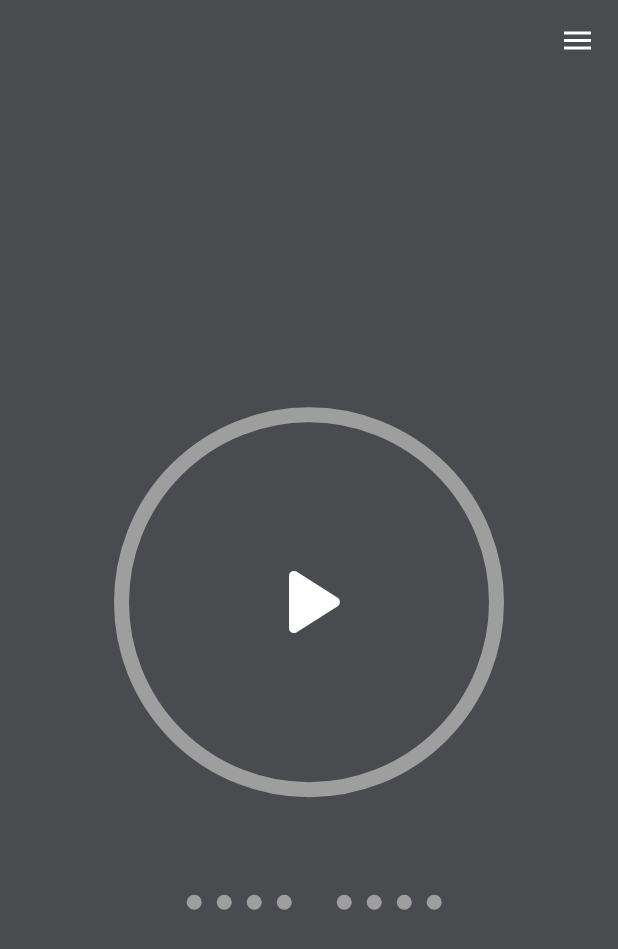
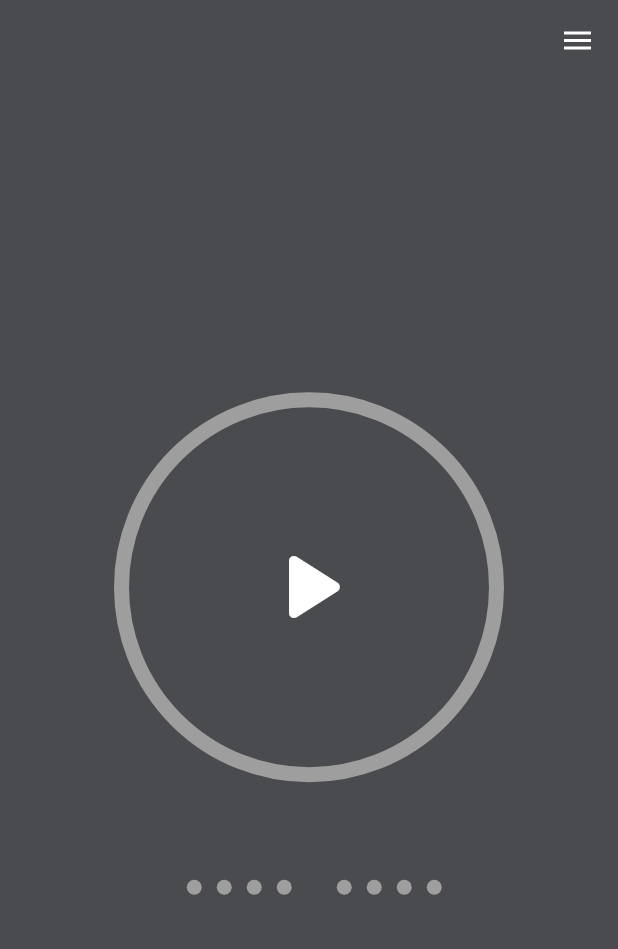
Before and after one commit to Bisxsh/flutter-pomodoro-timer, a Flutter app: the screen it shows after launch, on a phone screen of 412 x 824 dp. Shown: the top 949 px of the screen. Run offline on Flutter 3.47's test engine with Material 2 defaults, Android fonts, the phone set to English and light mode, and no system bars; drawn by our look-alikes of circular_countdown_timer.

Commit message:
Adjusted timer alignment

```diff
--- a/lib/screens/timer/timer_page.dart
+++ b/lib/screens/timer/timer_page.dart
@@ -1,7 +1,6 @@
 import 'package:flutter/material.dart';
 import 'package:pomodoro_timer_flutter/components/color_util.dart';
 import 'package:pomodoro_timer_flutter/screens/timer/widgets/timer_display.dart';
-import 'package:pomodoro_timer_flutter/components/menu_widget_anim.dart';
 
 class TimerPage extends StatefulWidget {
   const TimerPage({super.key});
@@ -14,6 +13,7 @@ class TimerPageState extends State<TimerPage> {
   @override
   Widget build(BuildContext context) {
     return Container(
+      margin: const EdgeInsets.only(bottom: 20),
       color: HexColor.getBackgroundColor(),
       child: const Align(
         alignment: Alignment.center,
```
